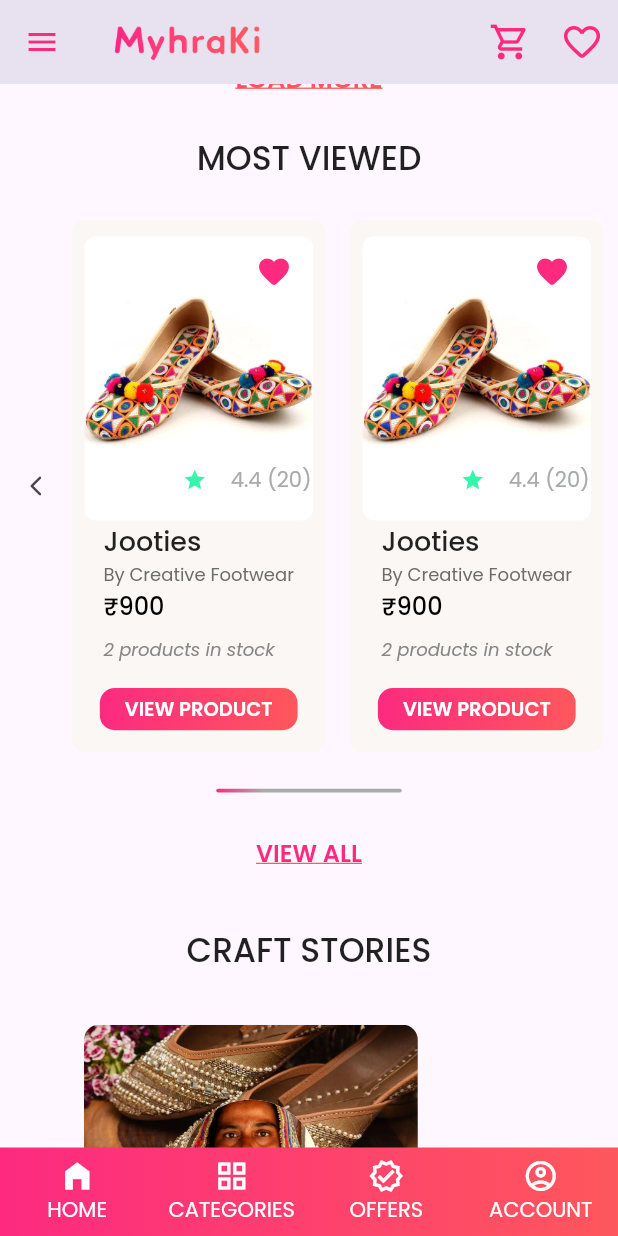
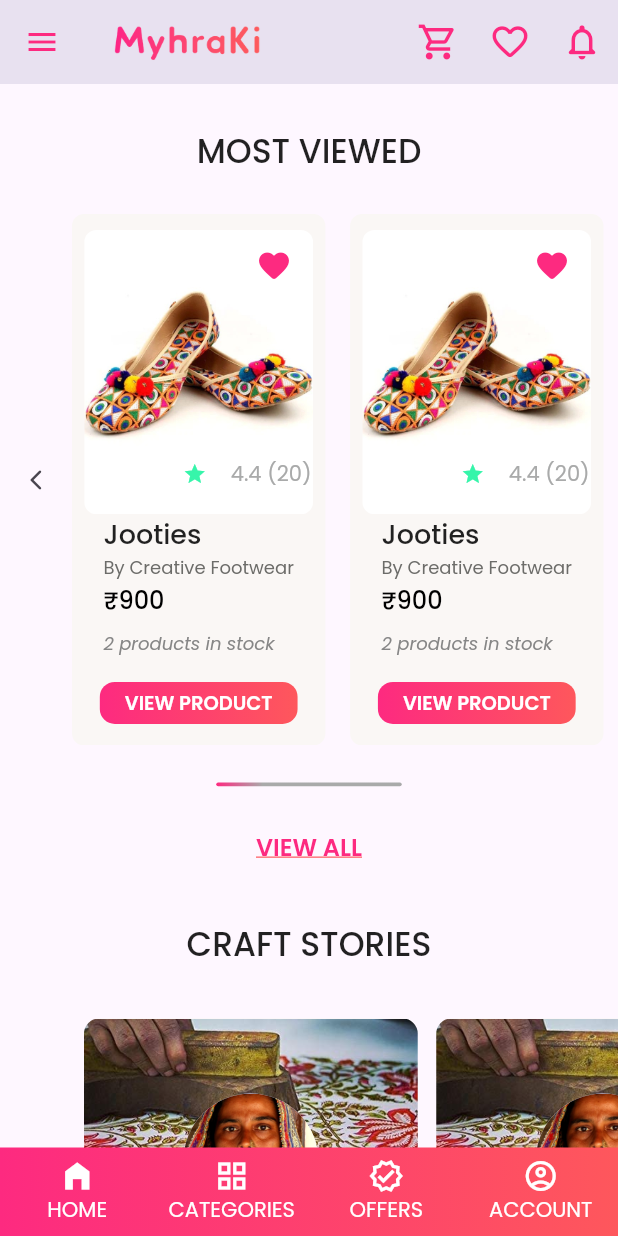
Before and after one commit to Sandrapc1/platformMyhraki, a Flutter app: the screen it shows after launch, scrolled down 2880 dp, on a phone screen of 412 x 824 dp. Run offline on Flutter 3.47's test engine with Material 2 defaults, Android fonts, the phone set to English and light mode, and no system bars; our stand-ins replace carousel_slider, google_fonts, palette_generator.

Commit message:
completed HomeScreen

```diff
--- a/lib/src/views/craftstories_screen.dart
+++ b/lib/src/views/craftstories_screen.dart
@@ -1,3 +1,5 @@
+// ignore_for_file: must_be_immutable, sized_box_for_whitespace
+
 import 'package:flutter/material.dart';
 import '../../core/colors.dart';
 
@@ -6,16 +8,16 @@ class CraftStoriesScreen extends StatelessWidget {
     Key? key,
   }) : super(key: key);
 
-  List<Map<String, String>> popularItems = [
-    {
-      'popularImage': 'assets/images/jutiwomen.jpg',
-      'populatText': 'I MADE YOUR CLOTHE'
-    },
-    {
-      'popularImage': 'assets/images/downloads.jpgg',
-      'populatText': 'I MADE YOUR QUIL'
-    }
-  ];
+  // List<Map<String, String>> popularItems = [
+  //   {
+  //     'popularImage': 'assets/images/work.jpg',
+  //     'populatText': 'I MADE YOUR CLOTHE'
+  //   },
+  //   {
+  //     'popularImage': 'assets/images/downloads.jpgg',
+  //     'populatText': 'I MADE YOUR QUIL'
+  //   }
+  // ];
 
   @override
   Widget build(BuildContext context) {
@@ -40,14 +42,43 @@ class CraftStoriesScreen extends StatelessWidget {
                     size: 16,
                   ),
                 ),
-                Stack(
+                CraftStorieWidget(size: size),
+                SizedBox(width: size.width * 0.03),
+                CraftStorieWidget(size: size),
+                IconButton(
+                  onPressed: () {},
+                  icon: const Icon(
+                    Icons.arrow_forward_ios_rounded,
+                    size: 16,
+                  ),
+                ),
+              ],
+            ),
+          );
+        },
+      ),
+    );
+  }
+}
+
+class CraftStorieWidget extends StatelessWidget {
+  const CraftStorieWidget({
+    super.key,
+    required this.size,
+  });
+
+  final Size size;
+
+  @override
+  Widget build(BuildContext context) {
+    return Stack(
       alignment: Alignment.center,
       children: [
         Container(
           height: size.height * 0.25,
           width: size.width * 0.54,
           decoration: BoxDecoration(
-                        color: viewall,
+            color: lightgrey,
             borderRadius: BorderRadius.circular(10),
           ),
           child: Column(
@@ -55,23 +86,24 @@ class CraftStoriesScreen extends StatelessWidget {
               Container(
                 height: size.height * 0.13,
                 width: size.width * 0.54,
-                            decoration: BoxDecoration(
-                              borderRadius: const BorderRadius.only(
+                decoration: const BoxDecoration(
+                  borderRadius: BorderRadius.only(
                     topLeft: Radius.circular(10),
                     topRight: Radius.circular(10),
                   ),
                   image: DecorationImage(
-                                image: AssetImage(
-                                  popularItems[index]['popularImage']!,
+                    image: AssetImage('assets/images/work.jpg'
+                        // popularItems[index]['popularImage']!,
                         ),
                     fit: BoxFit.cover,
                   ),
                 ),
               ),
               SizedBox(height: size.height * 0.04),
-                          Text(
-                            popularItems[index]['populatText']!,
-                            style: const TextStyle(
+              const Text(
+                'I MADE YOUR CLOTHE',
+                // popularItems[index]['populatText']!,
+                style: TextStyle(
                   fontWeight: FontWeight.w500,
                   fontSize: 16,
                 ),
@@ -93,19 +125,6 @@ class CraftStoriesScreen extends StatelessWidget {
           ),
         ),
       ],
-                ),
-                IconButton(
-                  onPressed: () {},
-                  icon: const Icon(
-                    Icons.arrow_forward_ios_rounded,
-                    size: 16,
-                  ),
-                ),
-              ],
-            ),
-          );
-        },
-      ),
     );
   }
 }
--- a/lib/src/views/home_screen.dart
+++ b/lib/src/views/home_screen.dart
@@ -52,7 +52,21 @@ class HomeScreen extends StatelessWidget {
             },
             icon: const Icon(
               Icons.favorite_border_rounded,
-              size: 29,
+              size: 28,
+              color: primary,
+            ),
+          ),
+          IconButton(
+            onPressed: () {
+              Navigator.push(
+                  context,
+                  MaterialPageRoute(
+                    builder: (context) => const FavoriteScreen(),
+                  ));
+            },
+            icon: const Icon(
+              Icons.notifications_none_rounded,
+              size: 28,
               color: primary,
             ),
           ),
@@ -61,8 +75,11 @@ class HomeScreen extends StatelessWidget {
       body: SingleChildScrollView(
         child: Column(
           children: [
+            Row(
+              children: [
                 Container(
-              height: 47,
+                  height: size.height * 0.052,
+                  width: size.width * 0.8,
                   decoration: BoxDecoration(
                       borderRadius: BorderRadius.circular(25.0),
                       border: Border.all(color: grey)
@@ -85,6 +102,17 @@ class HomeScreen extends StatelessWidget {
                       ),
                     ],
                   ),
+                ),
+                const CircleAvatar(
+                  backgroundColor: primary,
+                  radius: 18,
+                  child: Icon(
+                    Icons.keyboard_voice_outlined,
+                    color: white,
+                    size: 28,
+                  ),
+                )
+              ],
             ),
             const CategoriesRow(),
             SizedBox(height: size.height * 0.03),
```
Also changed, not shown: assets/images/work.jpg (added). Lines whose indentation alone changed are shown as unchanged.
